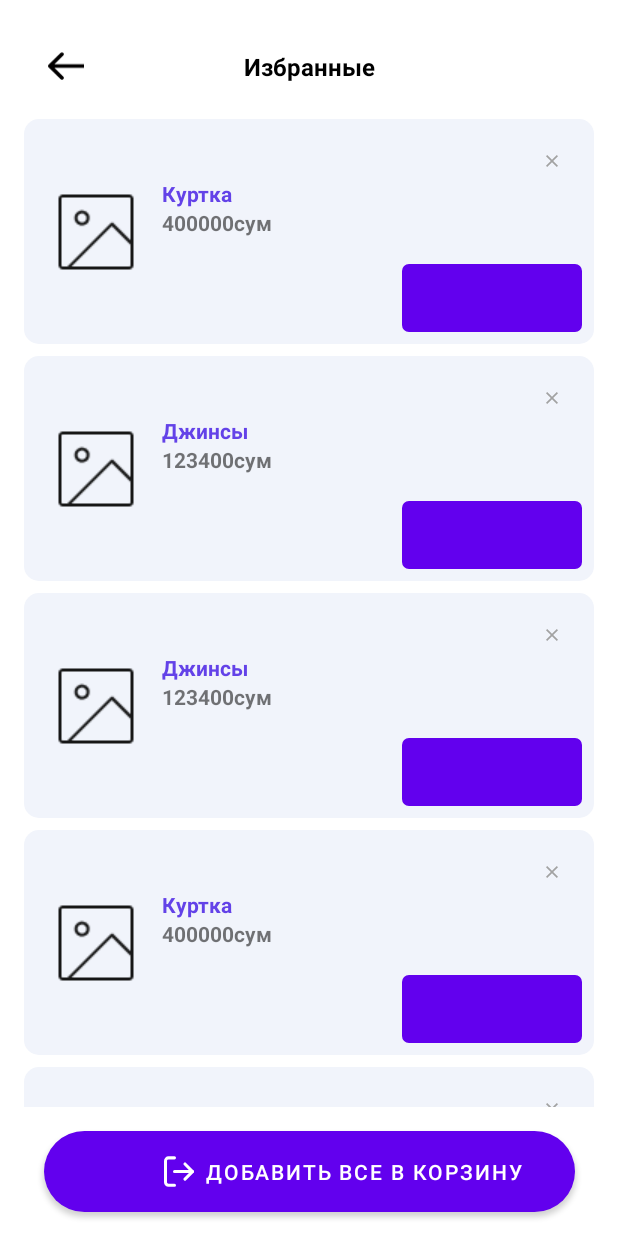
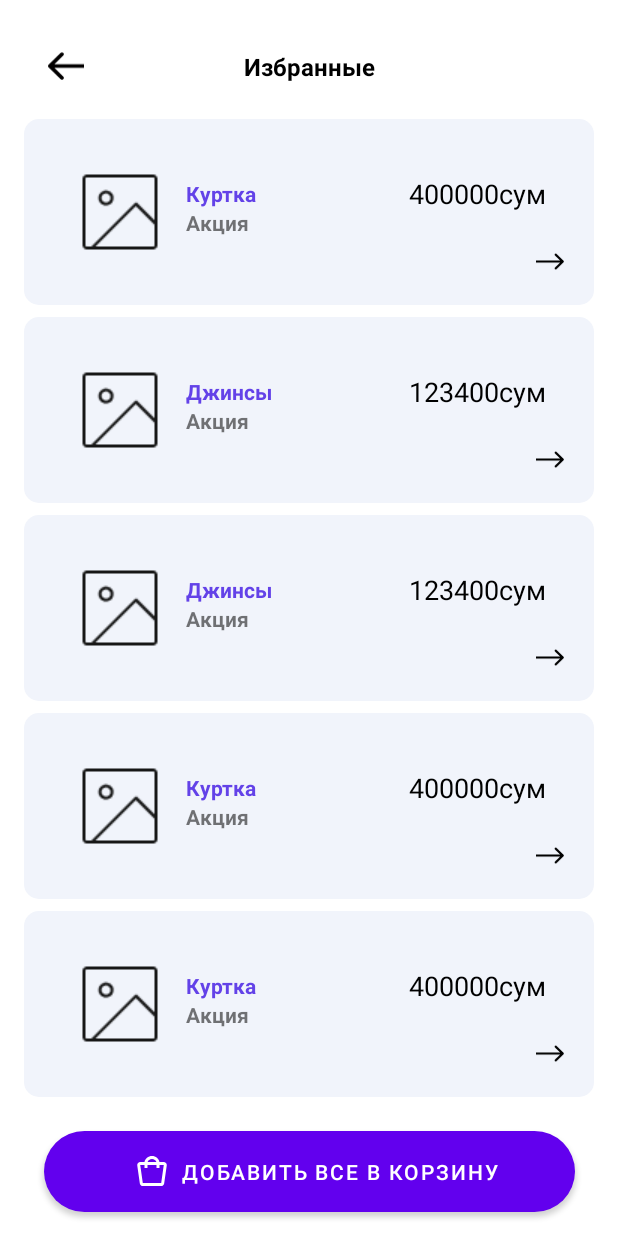
Before and after one commit to UBatir/OnlineShop, an Android app: the FavoriteFragment screen opened through its navigation route, on a phone screen of 412 x 824 dp. Run offline under Robolectric (Android 15) with nearby library versions, the phone set to English and light mode, and no system bars; our stand-ins replace navigation-ui; plain views replace ElegantNumberButton.

Commit message:
favorite was done

```diff
--- a/app/src/main/java/uz/example/onlineshop/di/Injections.kt
+++ b/app/src/main/java/uz/example/onlineshop/di/Injections.kt
@@ -9,6 +9,7 @@ import retrofit2.Retrofit
 import retrofit2.converter.gson.GsonConverterFactory
 import uz.example.onlineshop.data.remote.ApiInterface
 import uz.example.onlineshop.ui.basket.BasketAdapter
+import uz.example.onlineshop.ui.favorite.FavoriteAdapter
 import uz.example.onlineshop.ui.main.category.CategoryAdapter
 import uz.example.onlineshop.ui.main.category.CategoryFragment
 import uz.example.onlineshop.ui.main.popular.PopularAdapter
@@ -66,6 +67,8 @@ val adapterModule = module {
     single { CategoryAdapter() }
     single { SearchAdapter() }
     single { BasketAdapter() }
+    single { FavoriteAdapter() }
+
 }
 
 val viewModelModule = module {
--- /dev/null
+++ b/app/src/main/java/uz/example/onlineshop/ui/favorite/FavoriteAdapter.kt
@@ -0,0 +1,44 @@
+package uz.example.onlineshop.ui.favorite
+
+import android.view.ViewGroup
+import androidx.recyclerview.widget.RecyclerView
+import uz.example.onlineshop.R
+import uz.example.onlineshop.core.extentions.inflate
+import uz.example.onlineshop.core.extentions.onClick
+import uz.example.onlineshop.data.remote.Product
+import uz.example.onlineshop.databinding.ItemFavoriteBinding
+
+class FavoriteAdapter: RecyclerView.Adapter<FavoriteAdapter.FavViewHolder>() {
+
+    var models:List<Product> = listOf()
+        set(value) {
+            field=value
+            notifyDataSetChanged()
+        }
+
+
+    private var clickItem:(product:Product)->Unit={}
+    fun onClickItem(clickItem:(product:Product)->Unit){
+        this.clickItem=clickItem
+    }
+    inner class FavViewHolder(private val binding: ItemFavoriteBinding) : RecyclerView.ViewHolder(binding.root){
+        fun populateModel(model:Product){
+            binding.apply {
+                tvTitle.text=model.name
+                tvPrice.text=model.price
+            }
+            binding.root.onClick {
+                clickItem.invoke(model)
+            }
+        }
+    }
+    override fun onCreateViewHolder(parent: ViewGroup, viewType: Int): FavViewHolder {
+        val itemVew = parent.inflate(R.layout.item_favorite)
+        val binding = ItemFavoriteBinding.bind(itemVew)
+        return FavViewHolder(binding)
+    }
+    override fun onBindViewHolder(holder: FavViewHolder, position: Int) {
+        holder.populateModel(models[position])
+    }
+    override fun getItemCount(): Int = models.size
+}
--- a/app/src/main/java/uz/example/onlineshop/ui/favorite/FavoriteFragment.kt
+++ b/app/src/main/java/uz/example/onlineshop/ui/favorite/FavoriteFragment.kt
@@ -5,26 +5,28 @@ import android.view.View
 import androidx.fragment.app.Fragment
 import androidx.navigation.NavController
 import androidx.navigation.Navigation
+import androidx.navigation.fragment.findNavController
+import com.google.gson.GsonBuilder
 import org.koin.android.ext.android.inject
 import uz.example.onlineshop.R
 import uz.example.onlineshop.core.extentions.onClick
 import uz.example.onlineshop.data.remote.Product
 import uz.example.onlineshop.databinding.FragmentBasketBinding
+import uz.example.onlineshop.databinding.FragmentFavoriteBinding
 import uz.example.onlineshop.ui.basket.BasketAdapter
+import uz.example.onlineshop.ui.basket.BasketFragmentDirections
 
-class FavoriteFragment:Fragment(R.layout.fragment_basket) {
+class FavoriteFragment:Fragment(R.layout.fragment_favorite) {
 
-    private lateinit var binding: FragmentBasketBinding
+    private lateinit var binding: FragmentFavoriteBinding
     private lateinit var navController: NavController
-    private val adapter: BasketAdapter by inject()
+    private val adapter: FavoriteAdapter by inject()
 
     override fun onViewCreated(view: View, savedInstanceState: Bundle?) {
         super.onViewCreated(view, savedInstanceState)
-        binding= FragmentBasketBinding.bind(view)
+        binding= FragmentFavoriteBinding.bind(view)
         navController= Navigation.findNavController(view)
         binding.apply {
-            tvTitle.text=getString(R.string.favorite)
-            btnOrder.text=getString(R.string.add_all_in_basket)
             btnBack.onClick {
                 navController.popBackStack()
             }
@@ -44,5 +46,10 @@ class FavoriteFragment:Fragment(R.layout.fragment_basket) {
             Product("Джинсы","123400сум",true),
             Product("Куртка", "400000сум",false)
         )
+        adapter.onClickItem {
+            val gsonPretty = GsonBuilder().setPrettyPrinting().create()
+            val gsonString = gsonPretty.toJson(it)
+            findNavController().navigate(FavoriteFragmentDirections.actionFavoriteFragmentToDetailFragment(gsonString))
+        }
     }
 }
--- /dev/null
+++ b/app/src/main/res/drawable/ic_back_button.xml
@@ -0,0 +1,9 @@
+<vector xmlns:android="http://schemas.android.com/apk/res/android"
+    android:width="13dp"
+    android:height="8dp"
+    android:viewportWidth="13"
+    android:viewportHeight="8">
+  <path
+      android:pathData="M12.3536,4.3535C12.5488,4.1583 12.5488,3.8417 12.3536,3.6465L9.1716,0.4645C8.9763,0.2692 8.6597,0.2692 8.4645,0.4645C8.2692,0.6597 8.2692,0.9763 8.4645,1.1716L11.2929,4L8.4645,6.8284C8.2692,7.0237 8.2692,7.3403 8.4645,7.5355C8.6597,7.7308 8.9763,7.7308 9.1716,7.5355L12.3536,4.3535ZM-0,4.5L12,4.5L12,3.5L0,3.5L-0,4.5Z"
+      android:fillColor="#000000"/>
+</vector>
--- /dev/null
+++ b/app/src/main/res/drawable/ic_opposite_back_button.xml
@@ -0,0 +1,9 @@
+<vector xmlns:android="http://schemas.android.com/apk/res/android"
+    android:width="13dp"
+    android:height="8dp"
+    android:viewportWidth="13"
+    android:viewportHeight="8">
+  <path
+      android:pathData="M12.3536,4.3535C12.5488,4.1583 12.5488,3.8417 12.3536,3.6465L9.1716,0.4645C8.9763,0.2692 8.6597,0.2692 8.4645,0.4645C8.2692,0.6597 8.2692,0.9763 8.4645,1.1716L11.2929,4L8.4645,6.8284C8.2692,7.0237 8.2692,7.3403 8.4645,7.5355C8.6597,7.7308 8.9763,7.7308 9.1716,7.5355L12.3536,4.3535ZM-0,4.5L12,4.5L12,3.5L0,3.5L-0,4.5Z"
+      android:fillColor="#000000"/>
+</vector>
--- /dev/null
+++ b/app/src/main/res/layout/fragment_favorite.xml
@@ -0,0 +1,64 @@
+<?xml version="1.0" encoding="utf-8"?>
+<androidx.constraintlayout.widget.ConstraintLayout xmlns:android="http://schemas.android.com/apk/res/android"
+    android:layout_width="match_parent"
+    android:layout_height="match_parent"
+    xmlns:app="http://schemas.android.com/apk/res-auto"
+    xmlns:tools="http://schemas.android.com/tools">
+
+    <androidx.appcompat.widget.AppCompatImageView
+        android:id="@+id/btnBack"
+        android:layout_width="40dp"
+        android:layout_height="40dp"
+        android:padding="8dp"
+        android:layout_marginStart="24dp"
+        android:layout_marginTop="24dp"
+        android:src="@drawable/ic_back_black"
+        android:background="?attr/selectableItemBackgroundBorderless"
+        android:clickable="true"
+        app:layout_constraintStart_toStartOf="parent"
+        app:layout_constraintTop_toTopOf="parent"
+        android:focusable="true" />
+
+    <TextView
+        android:id="@+id/tvTitle"
+        android:layout_width="wrap_content"
+        android:layout_height="wrap_content"
+        android:text="@string/favorite"
+        android:textSize="16sp"
+        android:textColor="@color/black"
+        android:textStyle="bold"
+        app:layout_constraintStart_toStartOf="parent"
+        app:layout_constraintEnd_toEndOf="parent"
+        app:layout_constraintTop_toTopOf="@id/btnBack"
+        app:layout_constraintBottom_toBottomOf="@id/btnBack"/>
+
+    <androidx.recyclerview.widget.RecyclerView
+        android:id="@+id/recyclerView"
+        android:layout_width="match_parent"
+        android:layout_height="0dp"
+        tools:listitem="@layout/item_favorite"
+        app:layoutManager="androidx.recyclerview.widget.GridLayoutManager"
+        android:layout_marginBottom="16dp"
+        android:layout_marginTop="16dp"
+        app:layout_constraintStart_toStartOf="parent"
+        app:layout_constraintEnd_toEndOf="parent"
+        app:layout_constraintTop_toBottomOf="@id/tvTitle"
+        app:layout_constraintBottom_toTopOf="@id/btnOrder"/>
+
+    <Button
+        android:layout_width="354dp"
+        android:id="@+id/btnOrder"
+        app:layout_constraintBottom_toBottomOf="parent"
+        app:layout_constraintStart_toStartOf="parent"
+        app:layout_constraintEnd_toEndOf="parent"
+        android:layout_margin="16dp"
+        android:gravity="start|center"
+        android:paddingLeft="60dp"
+        android:textSize="14sp"
+        android:text="Добавить все в корзину"
+        android:background="@drawable/background_button_sign_in"
+        android:drawableLeft="@drawable/ic_cart_icon"
+        android:layout_height="54dp"/>
+
+
+</androidx.constraintlayout.widget.ConstraintLayout>
--- /dev/null
+++ b/app/src/main/res/layout/item_favorite.xml
@@ -0,0 +1,72 @@
+<?xml version="1.0" encoding="utf-8"?>
+<androidx.constraintlayout.widget.ConstraintLayout xmlns:android="http://schemas.android.com/apk/res/android"
+    android:layout_width="match_parent"
+    android:layout_height="124dp"
+    android:layout_marginStart="16dp"
+    android:layout_marginEnd="16dp"
+    android:layout_marginTop="8dp"
+    android:foreground="?android:attr/selectableItemBackground"
+    android:background="@drawable/background_item_basket"
+    xmlns:app="http://schemas.android.com/apk/res-auto">
+
+    <androidx.appcompat.widget.AppCompatImageView
+        android:id="@+id/ivProduct"
+        android:layout_width="wrap_content"
+        android:src="@drawable/active"
+        android:layout_marginStart="32dp"
+        android:layout_height="wrap_content"
+        app:layout_constraintStart_toStartOf="parent"
+        app:layout_constraintTop_toTopOf="parent"
+        app:layout_constraintBottom_toBottomOf="parent"/>
+
+    <androidx.appcompat.widget.AppCompatTextView
+        android:id="@+id/tvTitle"
+        android:layout_width="wrap_content"
+        android:layout_height="wrap_content"
+        android:textColor="#6342E8"
+        android:text="Pink Hoodie"
+        android:textStyle="bold"
+        android:layout_marginTop="40dp"
+        android:layout_marginStart="12dp"
+        android:textSize="14sp"
+        app:layout_constraintStart_toEndOf="@id/ivProduct"
+        app:layout_constraintTop_toTopOf="parent"/>
+
+
+    <androidx.appcompat.widget.AppCompatTextView
+        android:id="@+id/tvDescription"
+        android:layout_gravity="center_vertical"
+        android:layout_width="wrap_content"
+        android:layout_height="wrap_content"
+        android:text="Акция"
+        android:textSize="14sp"
+        android:textStyle="bold"
+        app:layout_constraintStart_toStartOf="@id/tvTitle"
+        app:layout_constraintTop_toBottomOf="@id/tvTitle"/>
+
+
+    <ImageView
+        android:layout_width="26dp"
+        android:layout_height="26dp"
+        android:padding="3dp"
+        android:src="@drawable/ic_opposite_back_button"
+        app:layout_constraintEnd_toEndOf="parent"
+        app:layout_constraintBottom_toBottomOf="parent"
+        android:layout_margin="16dp"
+        android:id="@+id/btnMove"/>
+
+
+    <TextView
+        android:layout_width="wrap_content"
+        android:text="280.000 uzs"
+        android:id="@id/tvPrice"
+        app:layout_constraintTop_toTopOf="@id/tvTitle"
+        app:layout_constraintEnd_toEndOf="parent"
+        app:layout_constraintBottom_toBottomOf="@id/tvTitle"
+        android:layout_marginEnd="32dp"
+        android:textSize="18sp"
+        android:textColor="@color/black"
+        android:layout_height="wrap_content"/>
+
+
+</androidx.constraintlayout.widget.ConstraintLayout>
--- a/app/src/main/res/navigation/nav_graph.xml
+++ b/app/src/main/res/navigation/nav_graph.xml
@@ -79,5 +79,9 @@
     <fragment
         android:id="@+id/favoriteFragment"
         android:name="uz.example.onlineshop.ui.favorite.FavoriteFragment"
-        android:label="FavoriteFragment" />
+        android:label="FavoriteFragment" >
+        <action
+            android:id="@+id/action_favoriteFragment_to_detailFragment"
+            app:destination="@id/detailFragment" />
+    </fragment>
 </navigation>
```
